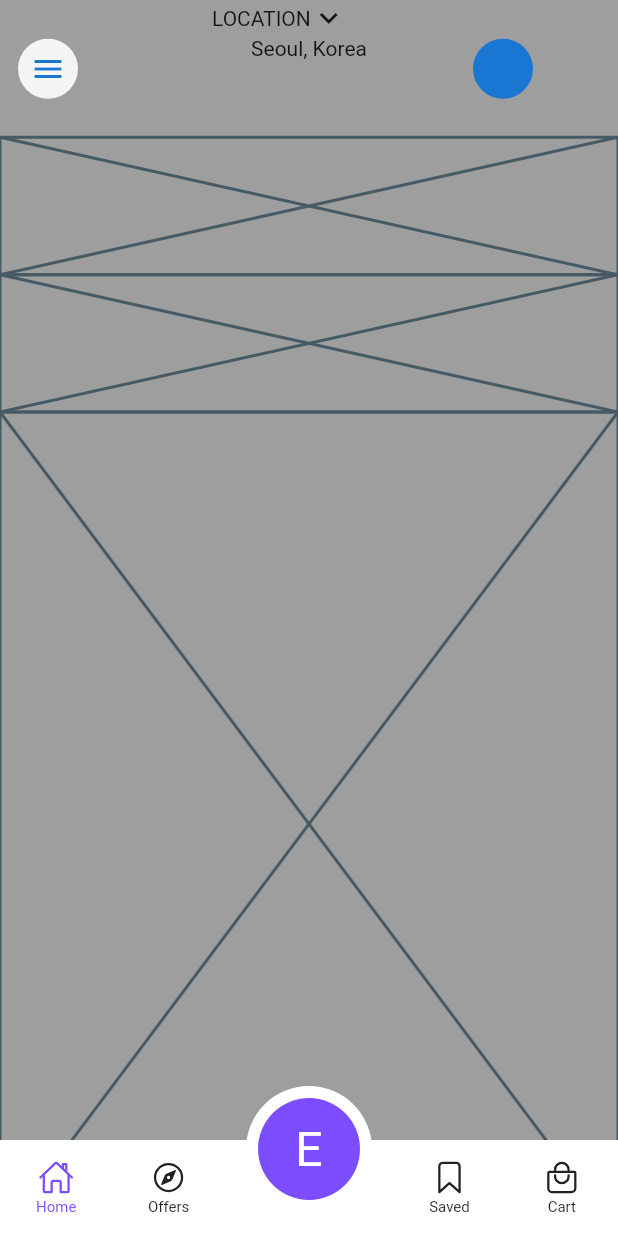
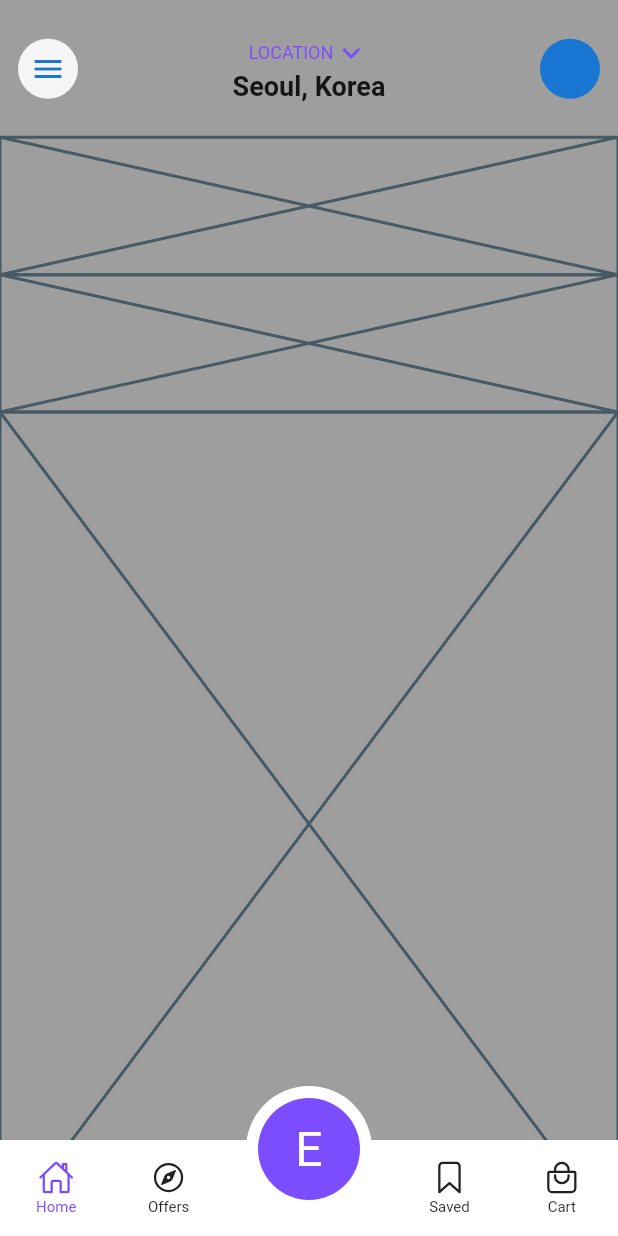
Before and after one commit to JAICHANGPARK/flutter_notebook_18th_story, a Flutter app: the screen it shows after launch, on a phone screen of 412 x 824 dp. Run offline on Flutter 3.47's test engine with Material 2 defaults, Android fonts, the phone set to English and light mode, and no system bars; our stand-ins replace cached_network_image, flutter_riverpod, go_router, ionicons.

Commit message:
Update food_delivery_home_screen.dart

```diff
--- a/lib/ep1054_food_delivery_app/src/ui/food_delivery_home_screen.dart
+++ b/lib/ep1054_food_delivery_app/src/ui/food_delivery_home_screen.dart
@@ -44,17 +44,39 @@ class _FoodDeliveryHomeScreenState extends State<FoodDeliveryHomeScreen> {
                               )),
                               Expanded(
                                   child: Column(
+                                mainAxisAlignment: MainAxisAlignment.center,
                                 children: [
                                   Row(
+                                    mainAxisAlignment: MainAxisAlignment.center,
                                     children: [
-                                      const Text("LOCATION"),
-                                      const Icon(Icons.expand_more),
+                                      const Text(
+                                        "LOCATION",
+                                        style: TextStyle(
+                                          fontSize: 12,
+                                          color: Colors.deepPurpleAccent,
+                                        ),
+                                      ),
+                                      const Icon(
+                                        Icons.expand_more,
+                                        color: Colors.deepPurpleAccent,
+                                      ),
                                     ],
                                   ),
-                                  const Text("Seoul, Korea"),
+                                  const Text(
+                                    "Seoul, Korea",
+                                    style: TextStyle(
+                                      fontWeight: FontWeight.bold,
+                                      fontSize: 18,
+                                    ),
+                                  ),
                                 ],
                               )),
-                              const Expanded(child: CircleAvatar()),
+                              const Expanded(
+                                child: Align(
+                                  alignment: Alignment.centerRight,
+                                  child: CircleAvatar(),
+                                ),
+                              ),
                             ],
                           ),
                         )),
```
Lines whose indentation alone changed are shown as unchanged.
